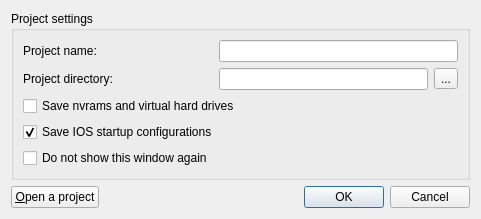
Before: the Qt Designer form src/GNS3/Ui/Form_NewProject.ui in GNS3/gns3-legacy, drawn with Qt 5.
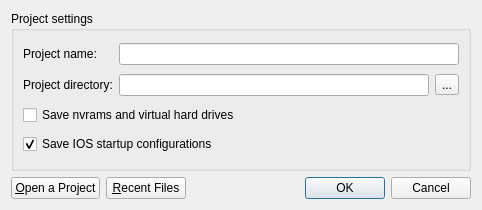
After: the same form once the commit is applied. Icons and pictures are not drawn.

```diff
--- a/src/GNS3/Ui/Form_NewProject.ui
+++ b/src/GNS3/Ui/Form_NewProject.ui
@@ -6,8 +6,8 @@
    <rect>
     <x>0</x>
     <y>0</y>
-    <width>481</width>
-    <height>211</height>
+    <width>482</width>
+    <height>210</height>
    </rect>
   </property>
   <property name="windowTitle">
@@ -78,13 +78,6 @@
         </property>
        </widget>
       </item>
-      <item row="4" column="0">
-       <widget class="QCheckBox" name="checkBox_2">
-        <property name="text">
-         <string>Do not show this window again</string>
-        </property>
-       </widget>
-      </item>
      </layout>
     </widget>
    </item>
@@ -93,7 +86,14 @@
      <item>
       <widget class="QPushButton" name="pushButtonOpenProject">
        <property name="text">
-        <string>&amp;Open a project</string>
+        <string>&amp;Open a Project</string>
+       </property>
+      </widget>
+     </item>
+     <item>
+      <widget class="QPushButton" name="pushButtonRecentFiles">
+       <property name="text">
+        <string>&amp;Recent Files</string>
        </property>
       </widget>
      </item>
```
